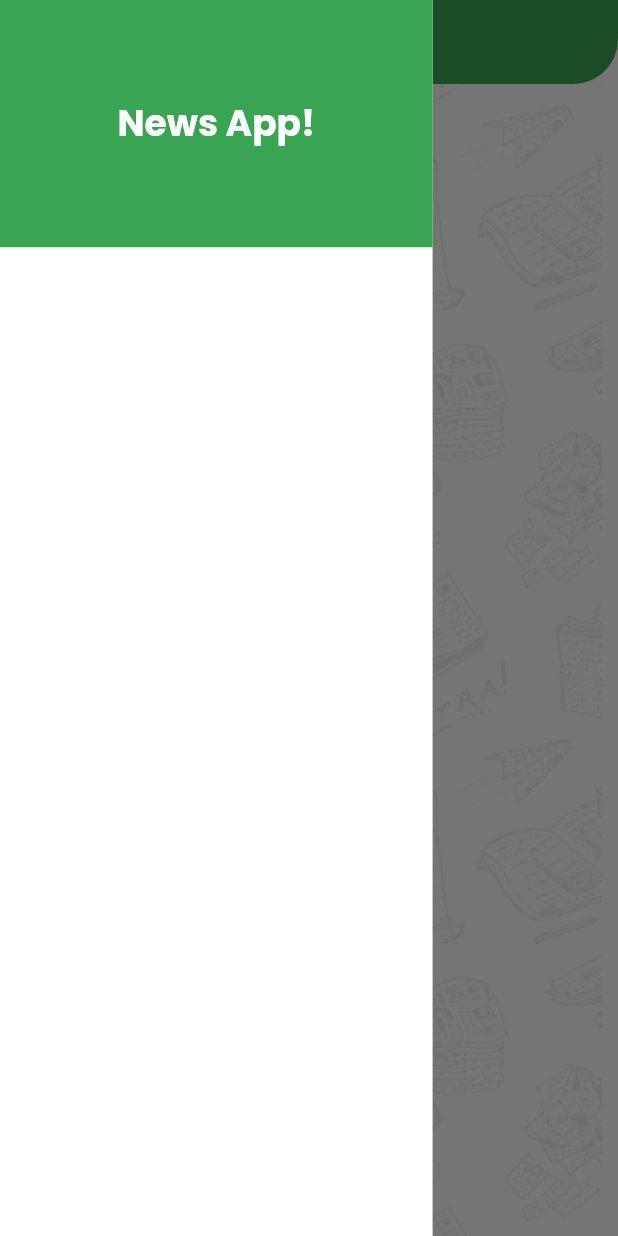
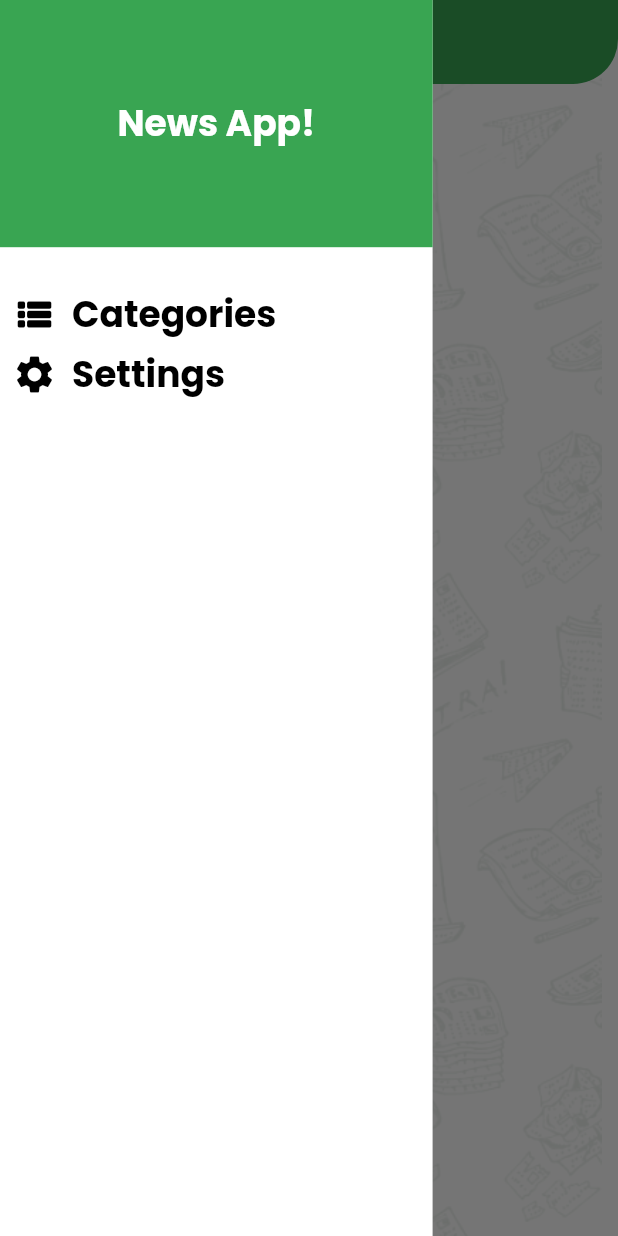
Before and after one commit to motazyusuf/newsApp, a Flutter app: the screen it shows after launch, with the side drawer open, on a phone screen of 412 x 824 dp. Run offline on Flutter 3.47's test engine with Material 3 defaults, Android fonts, the phone set to English and light mode, and no system bars.

Commit message:
Drawer Ui done

```diff
--- a/lib/features/pages/home/widgets/customed_drawer.dart
+++ b/lib/features/pages/home/widgets/customed_drawer.dart
@@ -18,8 +18,58 @@ class CustomedDrawer extends StatelessWidget {
             height: height * 0.2,
             width: double.infinity,
             color: ColorPalette.primaryColor,
-            child: Center(child: Text("News App!", style: theme.textTheme.headlineLarge,)),
-          )
+            child: Center(
+                child: Text(
+              "News App!",
+              style: theme.textTheme.headlineLarge,
+            )),
+          ),
+          const SizedBox(height: 30,),
+          InkWell(
+              onTap: () {},
+              child: Padding(
+                padding: const EdgeInsets.symmetric(horizontal: 8.0),
+                child: Row(
+                  children: [
+                    const Icon(
+                      Icons.view_list_rounded,
+                      color: Colors.black,
+                      size: 30,
+                    ),
+                    const SizedBox(
+                      width: 10,
+                    ),
+                    Text(
+                      "Categories",
+                      style: theme.textTheme.headlineLarge
+                          ?.copyWith(color: Colors.black),
+                    )
+                  ],
+                ),
+              )),
+          const SizedBox(height: 10,),
+          InkWell(
+              onTap: () {},
+              child: Padding(
+                padding: const EdgeInsets.symmetric(horizontal: 8.0),
+                child: Row(
+                  children: [
+                    const Icon(
+                      Icons.settings,
+                      color: Colors.black,
+                      size: 30,
+                    ),
+                    const SizedBox(
+                      width: 10,
+                    ),
+                    Text(
+                      "Settings",
+                      style: theme.textTheme.headlineLarge
+                          ?.copyWith(color: Colors.black),
+                    )
+                  ],
+                ),
+              )),
         ],
       ),
     );
```
